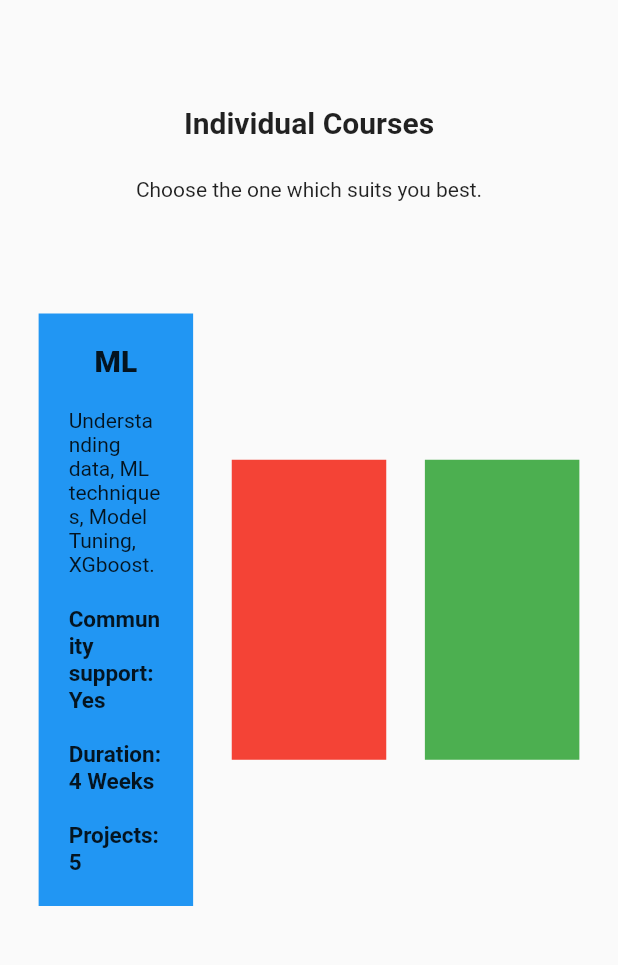
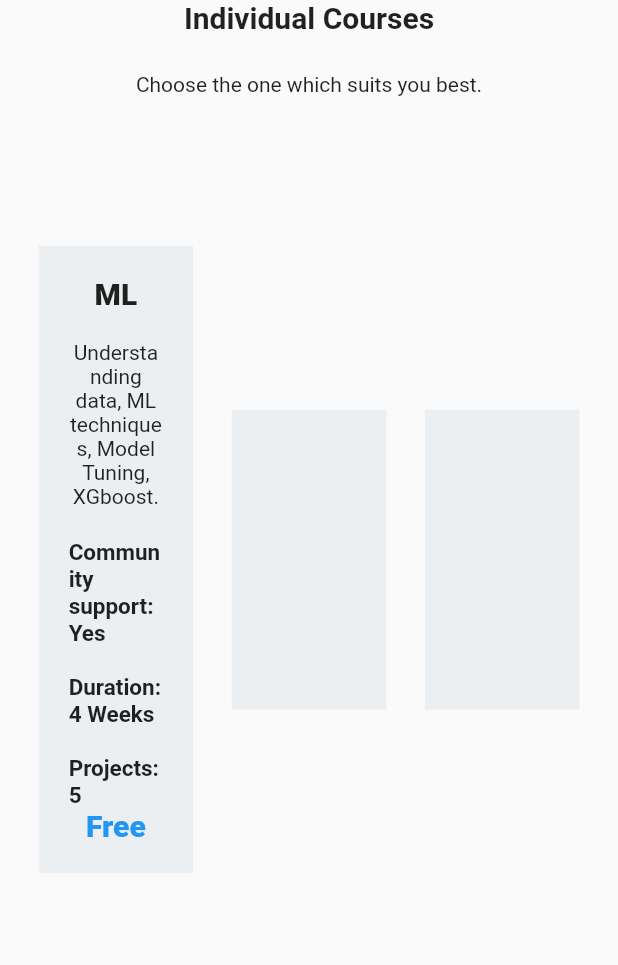
Before and after one commit to gauravmehta13/DevsEra-Web, a Flutter app: the screen it shows after launch, on a phone screen of 412 x 824 dp, the part 150-1115 px from its top. Run offline on Flutter 3.47's test engine with Material 2 defaults, Android fonts, the light colour scheme and no system bars.

Commit message:
minor fixes

```diff
--- a/lib/courses.dart
+++ b/lib/courses.dart
@@ -7,11 +7,12 @@
     return Scaffold(
         body: Stack(
       children: [
-        Column(
+        SingleChildScrollView(
+          child: Column(
             mainAxisAlignment: MainAxisAlignment.center,
             children: [
               SizedBox(
-              height: 50,
+                height: 100,
               ),
               Text('Individual Courses',
                   style: TextStyle(fontWeight: FontWeight.w600, fontSize: 20)),
@@ -23,7 +24,7 @@
                 style: TextStyle(fontWeight: FontWeight.w400),
               ),
               SizedBox(
-              height: 75,
+                height: 100,
               ),
               Row(
                 mainAxisAlignment: MainAxisAlignment.spaceEvenly,
@@ -31,7 +32,7 @@
                   Container(
                     padding: EdgeInsets.all(20),
                     width: MediaQuery.of(context).size.width / 4,
-                  color: Colors.blue,
+                    color: Colors.blueGrey[50],
                     child: Column(
                       children: [
                         Text(
@@ -43,7 +44,9 @@
                           height: 20,
                         ),
                         Text(
-                          'Understanding data, ML techniques, Model Tuning, XGboost.'),
+                          'Understanding data, ML techniques, Model Tuning, XGboost.',
+                          textAlign: TextAlign.center,
+                        ),
                         SizedBox(
                           height: 20,
                         ),
@@ -51,23 +54,31 @@
                           'Community support: Yes \n Duration: 4 Weeks \n Projects: 5',
                           style: TextStyle(
                               fontWeight: FontWeight.w600, fontSize: 15),
-                      )
+                        ),
+                        Text(
+                          'Free',
+                          style: TextStyle(
+                              fontWeight: FontWeight.w800,
+                              fontSize: 20,
+                              color: Colors.blue),
+                        ),
                       ],
                     ),
                   ),
                   Container(
                     height: 200,
                     width: MediaQuery.of(context).size.width / 4,
-                  color: Colors.red,
+                    color: Colors.blueGrey[50],
                   ),
                   Container(
                     height: 200,
                     width: MediaQuery.of(context).size.width / 4,
-                  color: Colors.green,
+                    color: Colors.blueGrey[50],
                   )
                 ],
               )
             ],
+          ),
         ),
         topbar(),
       ],
```
Lines whose indentation alone changed are shown as unchanged.
